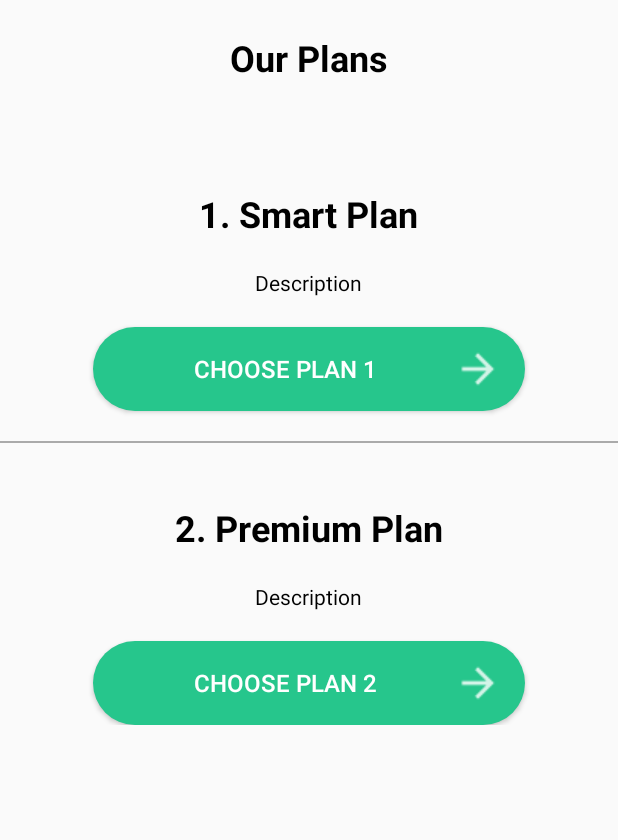
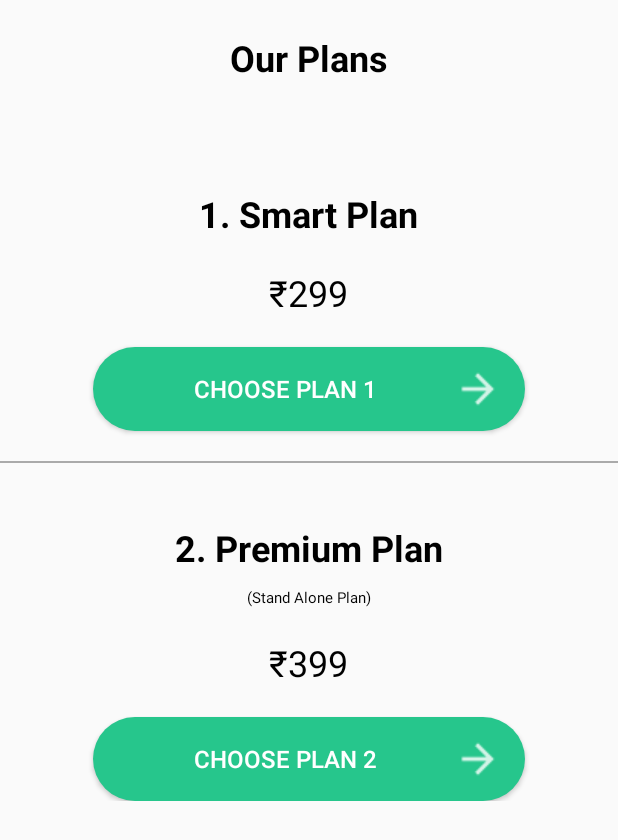
Before and after one commit to shivumgrover7/Drozee1.2, an Android app: the ChoosePlan screen opened directly, with no data from a screen before it, on a phone screen of 412 x 824 dp. Shown: the top 840 px of the screen. Run offline under Robolectric (Android 15) with nearby library versions, the phone set to English and light mode, and no system bars; our stand-ins replace ButterKnife, Firebase (no records; nobody signed in at launch, a user with empty details on screens opened directly); Roboto replaces fonts that are not available here.

Commit message:
Added thinan

```diff
--- a/app/src/main/res/layout/activity_choose_plan.xml
+++ b/app/src/main/res/layout/activity_choose_plan.xml
@@ -38,9 +38,9 @@
             android:layout_alignEnd="@+id/textView16"
             android:layout_alignParentBottom="true"
             android:layout_marginBottom="20sp"
-            android:text="Description"
+            android:text="₹299"
             android:textColor="@android:color/background_dark"
-            android:textSize="14sp"
+            android:textSize="24sp"
             android:typeface="sans" />
 
         <Button
@@ -79,13 +79,23 @@
             android:layout_height="wrap_content"
             android:layout_alignEnd="@+id/textView16"
             android:layout_alignParentBottom="true"
-            android:layout_marginBottom="20sp"
+            android:layout_marginBottom="10sp"
             android:text="2. Premium Plan"
             android:textColor="@android:color/background_dark"
             android:textSize="24sp"
             android:textStyle="bold"
             android:typeface="sans" />
-
+        <TextView
+            android:id="@+id/textView6"
+            android:layout_width="wrap_content"
+            android:layout_height="wrap_content"
+            android:layout_alignEnd="@+id/textView16"
+            android:layout_alignParentBottom="true"
+            android:layout_marginBottom="20sp"
+            android:text="(Stand Alone Plan)"
+            android:textColor="@android:color/background_dark"
+            android:textSize="10sp"
+            android:typeface="sans" />
         <TextView
             android:id="@+id/textView4"
             android:layout_width="wrap_content"
@@ -93,9 +103,9 @@
             android:layout_alignEnd="@+id/textView16"
             android:layout_alignParentBottom="true"
             android:layout_marginBottom="20sp"
-            android:text="Description"
+            android:text="₹399"
             android:textColor="@android:color/background_dark"
-            android:textSize="14sp"
+            android:textSize="24sp"
             android:typeface="sans" />
 
         <Button
```
